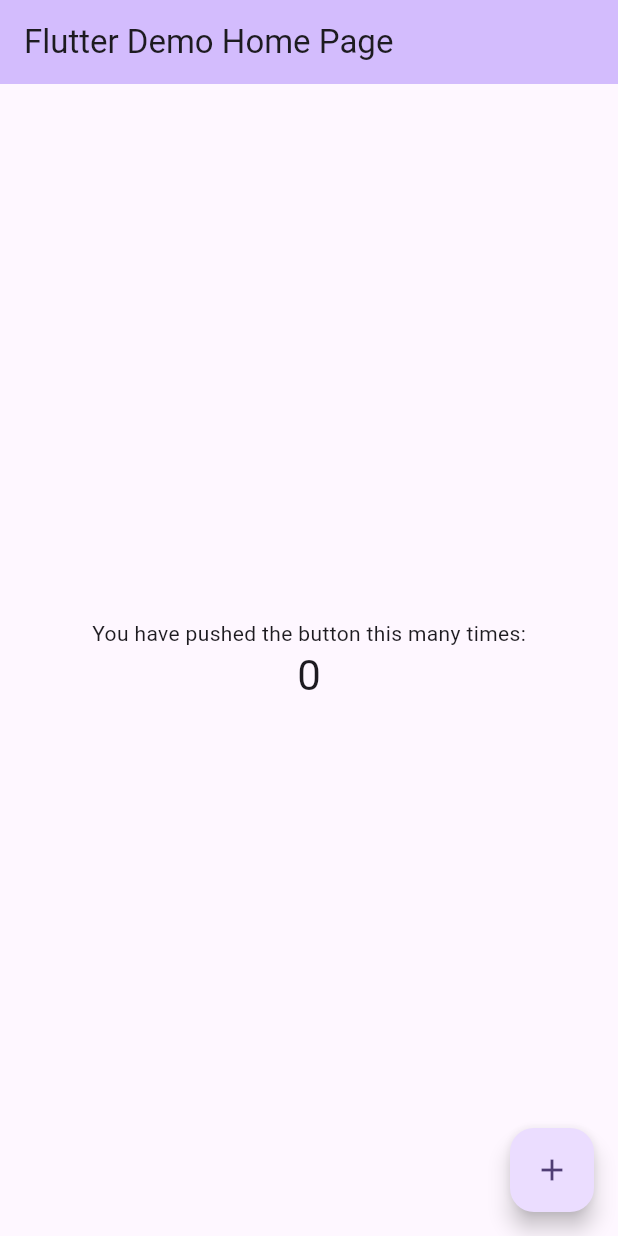
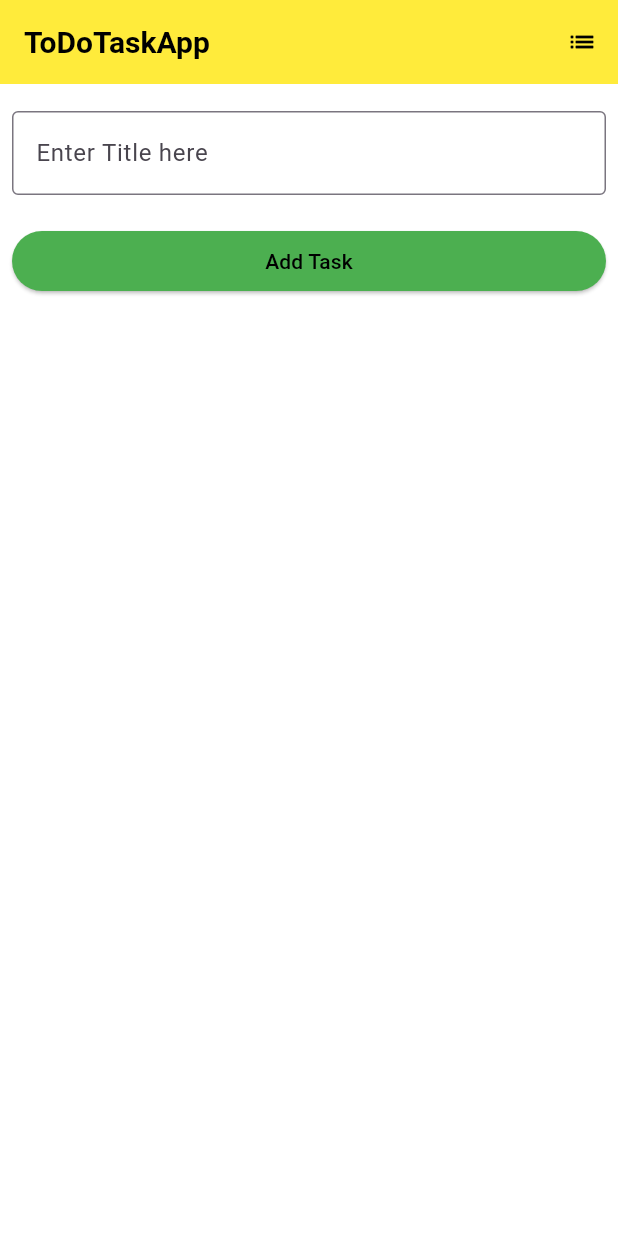
Before and after one commit to Krish0472/webre-assignment, a Flutter app: the screen it shows after launch, on a phone screen of 412 x 824 dp. Run offline on Flutter 3.47's test engine with Material 3 defaults, Android fonts, the phone set to English and light mode, and no system bars; our stand-ins replace get.

Commit message:
latest commit here

```diff
--- /dev/null
+++ b/lib/controller/todo_controller.dart
@@ -0,0 +1,19 @@
+import 'package:get/get.dart';
+import 'package:webreinvent_assignment/taskmodelclass/todomodel.dart';
+
+class TODoController extends GetxController{
+  var task = <Task>[].obs;
+  void addNewTask(String title){
+    task.add(Task(title: title));
+  }
+
+  void taskStatus(int index){
+    task[index].isCompleted=!task[index].isCompleted;
+    task.refresh();
+  }
+
+  void deleteTask(int index){
+    task.removeAt(index);
+  }
+
+}
--- a/lib/main.dart
+++ b/lib/main.dart
@@ -1,4 +1,6 @@
 import 'package:flutter/material.dart';
+import 'package:get/get.dart';
+import 'package:webreinvent_assignment/screens/todolist_screen.dart';
 
 void main() {
   runApp(const MyApp());
@@ -7,119 +9,17 @@
 class MyApp extends StatelessWidget {
   const MyApp({super.key});
 
-  // This widget is the root of your application.
+
   @override
   Widget build(BuildContext context) {
-    return MaterialApp(
-      title: 'Flutter Demo',
+    return GetMaterialApp(
+      debugShowCheckedModeBanner: false,
+      title: 'To-Do List',
       theme: ThemeData(
-        // This is the theme of your application.
-        //
-        // TRY THIS: Try running your application with "flutter run". You'll see
-        // the application has a purple toolbar. Then, without quitting the app,
-        // try changing the seedColor in the colorScheme below to Colors.green
-        // and then invoke "hot reload" (save your changes or press the "hot
-        // reload" button in a Flutter-supported IDE, or press "r" if you used
-        // the command line to start the app).
-        //
-        // Notice that the counter didn't reset back to zero; the application
-        // state is not lost during the reload. To reset the state, use hot
-        // restart instead.
-        //
-        // This works for code too, not just values: Most code changes can be
-        // tested with just a hot reload.
         colorScheme: ColorScheme.fromSeed(seedColor: Colors.deepPurple),
         useMaterial3: true,
       ),
-      home: const MyHomePage(title: 'Flutter Demo Home Page'),
+      home: TaskScreen()
     );
   }
 }
-
-class MyHomePage extends StatefulWidget {
-  const MyHomePage({super.key, required this.title});
-
-  // This widget is the home page of your application. It is stateful, meaning
-  // that it has a State object (defined below) that contains fields that affect
-  // how it looks.
-
-  // This class is the configuration for the state. It holds the values (in this
-  // case the title) provided by the parent (in this case the App widget) and
-  // used by the build method of the State. Fields in a Widget subclass are
-  // always marked "final".
-
-  final String title;
-
-  @override
-  State<MyHomePage> createState() => _MyHomePageState();
-}
-
-class _MyHomePageState extends State<MyHomePage> {
-  int _counter = 0;
-
-  void _incrementCounter() {
-    setState(() {
-      // This call to setState tells the Flutter framework that something has
-      // changed in this State, which causes it to rerun the build method below
-      // so that the display can reflect the updated values. If we changed
-      // _counter without calling setState(), then the build method would not be
-      // called again, and so nothing would appear to happen.
-      _counter++;
-    });
-  }
-
-  @override
-  Widget build(BuildContext context) {
-    // This method is rerun every time setState is called, for instance as done
-    // by the _incrementCounter method above.
-    //
-    // The Flutter framework has been optimized to make rerunning build methods
-    // fast, so that you can just rebuild anything that needs updating rather
-    // than having to individually change instances of widgets.
-    return Scaffold(
-      appBar: AppBar(
-        // TRY THIS: Try changing the color here to a specific color (to
-        // Colors.amber, perhaps?) and trigger a hot reload to see the AppBar
-        // change color while the other colors stay the same.
-        backgroundColor: Theme.of(context).colorScheme.inversePrimary,
-        // Here we take the value from the MyHomePage object that was created by
-        // the App.build method, and use it to set our appbar title.
-        title: Text(widget.title),
-      ),
-      body: Center(
-        // Center is a layout widget. It takes a single child and positions it
-        // in the middle of the parent.
-        child: Column(
-          // Column is also a layout widget. It takes a list of children and
-          // arranges them vertically. By default, it sizes itself to fit its
-          // children horizontally, and tries to be as tall as its parent.
-          //
-          // Column has various properties to control how it sizes itself and
-          // how it positions its children. Here we use mainAxisAlignment to
-          // center the children vertically; the main axis here is the vertical
-          // axis because Columns are vertical (the cross axis would be
-          // horizontal).
-          //
-          // TRY THIS: Invoke "debug painting" (choose the "Toggle Debug Paint"
-          // action in the IDE, or press "p" in the console), to see the
-          // wireframe for each widget.
-          mainAxisAlignment: MainAxisAlignment.center,
-          children: <Widget>[
-            const Text(
-              'You have pushed the button this many times:',
-            ),
-            Text(
-              '$_counter',
-              style: Theme.of(context).textTheme.headlineMedium,
-            ),
-          ],
-        ),
-      ),
-      floatingActionButton: FloatingActionButton(
-        onPressed: _incrementCounter,
-        tooltip: 'Increment',
-        child: const Icon(Icons.add),
-      ), // This trailing comma makes auto-formatting nicer for build methods.
-    );
-  }
-}
--- /dev/null
+++ b/lib/screens/completetasklist.dart
@@ -0,0 +1,34 @@
+import 'package:flutter/material.dart';
+import 'package:get/get.dart';
+import 'package:webreinvent_assignment/controller/todo_controller.dart';
+
+class ViewCompleteList extends StatelessWidget {
+   ViewCompleteList({super.key});
+   final TODoController controller = Get.find<TODoController>();
+
+
+  @override
+  Widget build(BuildContext context) {
+    return Scaffold(
+      appBar: AppBar(
+        backgroundColor: Colors.yellow,
+        title: const Text('Completed Tasks List',style: TextStyle(color: Colors.black,fontWeight: FontWeight.w600,fontSize: 20),),
+
+      ),
+      body: Padding(padding: const EdgeInsets.all(8.0),
+      child: Obx((){
+        return ListView.builder(
+          itemCount: controller.task.where((task)=>task.isCompleted).length,
+            itemBuilder: (context,index){
+          final completedList = controller.task.where((task)=>task.isCompleted).toList();
+          final task = completedList[index];
+          return ListTile(
+            title: Text(
+              task.title,style: const TextStyle(color: Colors.black,fontSize: 12),),
+            trailing: const Text('Completed',style: TextStyle(color: Colors.green,fontSize: 10),),
+          );
+        });
+    }),),
+    );
+  }
+}
--- /dev/null
+++ b/lib/screens/todolist_screen.dart
@@ -0,0 +1,115 @@
+import 'package:flutter/material.dart';
+import 'package:get/get.dart';
+import 'package:webreinvent_assignment/controller/todo_controller.dart';
+
+import 'completetasklist.dart';
+
+class TaskScreen extends StatelessWidget {
+   TaskScreen({super.key});
+
+  final TODoController controller = Get.put(TODoController());
+  final TextEditingController textEditingController = TextEditingController();
+
+  @override
+  Widget build(BuildContext context) {
+    return Scaffold(
+      appBar: AppBar(
+        backgroundColor: Colors.yellow,
+        title: const Text('ToDoTaskApp',style: TextStyle(color: Colors.black,fontSize: 20,fontWeight: FontWeight.w600),),
+        actions: [
+          IconButton(onPressed: (){
+Get.to(()=>ViewCompleteList());
+          },
+              icon: const Icon(Icons.list_sharp,color: Colors.black,size: 20,)
+          )
+        ],
+      ),
+      backgroundColor: Colors.white,
+      body: LayoutBuilder(builder: (context,constraints){
+        return SizedBox(
+          height: constraints.maxHeight,
+        width: constraints.maxWidth,
+        child: Padding(padding: const EdgeInsets.all(8.0),
+            child: Column(
+              children: [
+                Padding(
+                  padding: const EdgeInsets.only(top: 10,bottom: 10),
+                  child: TextField(
+                    controller: textEditingController,
+                    decoration: const InputDecoration(
+                      labelText: 'Enter Title here',
+                      border: OutlineInputBorder()
+                    ),
+
+                  ),
+                ),
+                Padding(padding: const EdgeInsets.only(top: 10),
+                  child: ElevatedButton(
+                    style: ElevatedButton.styleFrom(backgroundColor: Colors.green,
+                      fixedSize: Size(constraints.maxWidth, 40),),
+                      onPressed: (){
+                      if(textEditingController.text.isNotEmpty){
+                        controller.addNewTask(textEditingController.text);
+                        textEditingController.clear();
+                      }
+
+                      }, child: const Text('Add Task',style: TextStyle(color: Colors.black,fontSize: 14),)),),
+
+
+                Expanded(
+                    child: Padding(padding: EdgeInsets.only(top: 10),
+                    child: Obx(()=>
+                    ListView.builder(
+                      itemCount: controller.task.length,
+                      itemBuilder: (BuildContext context, int index) {
+                        final taskList = controller.task[index];
+                        return ListTile(
+                          title:
+                          Text(taskList.title,style: TextStyle(
+                            color: taskList.isCompleted?Colors.green:Colors.red
+                          ),),
+                          trailing: Row(
+                            mainAxisSize: MainAxisSize.min,
+                            children: [
+                              Checkbox(activeColor: Colors.green,
+
+                                  value: taskList.isCompleted,
+                                  onChanged: (val){
+                                    controller.taskStatus(index);
+                                  }),
+
+                              taskList.isCompleted?
+                              const Text('Completed',style: TextStyle(color: Colors.green,fontSize: 12,fontWeight: FontWeight.w600),)
+                                  :const SizedBox.shrink(),
+                              IconButton(onPressed: (){
+                                Get.defaultDialog(confirmTextColor: Colors.green,
+                                  backgroundColor: Colors.white,
+                                    title: 'Delete Task',
+                                titleStyle: const TextStyle(color: Colors.red),
+                                middleText: "Are you sure you want to delete this task",
+                                  middleTextStyle: const TextStyle(color: Colors.black,),
+                                  textConfirm: 'yes',
+                                  cancelTextColor: Colors.red,
+                                  textCancel: 'no',
+                                  onConfirm: (){
+                                  controller.deleteTask(index);
+                                  Get.back();
+                                  }
+
+                                );
+                              }, icon: const Icon(Icons.delete,color: Colors.red,size: 12,))
+                            ],
+                          ),
+                        );
+                      },
+
+                    )),)
+                )
+
+              ],
+            ),)
+        );
+      })
+    );
+  }
+}
--- /dev/null
+++ b/lib/taskmodelclass/todomodel.dart
@@ -0,0 +1,5 @@
+class Task {
+  String title;
+  bool isCompleted;
+  Task({required this.title,this.isCompleted= false});
+}
--- a/pubspec.yaml
+++ b/pubspec.yaml
@@ -30,6 +30,7 @@ environment:
 dependencies:
   flutter:
     sdk: flutter
+  get: ^4.6.6
 
 
   # The following adds the Cupertino Icons font to your application.
```
Also changed, not shown: pubspec.lock.
